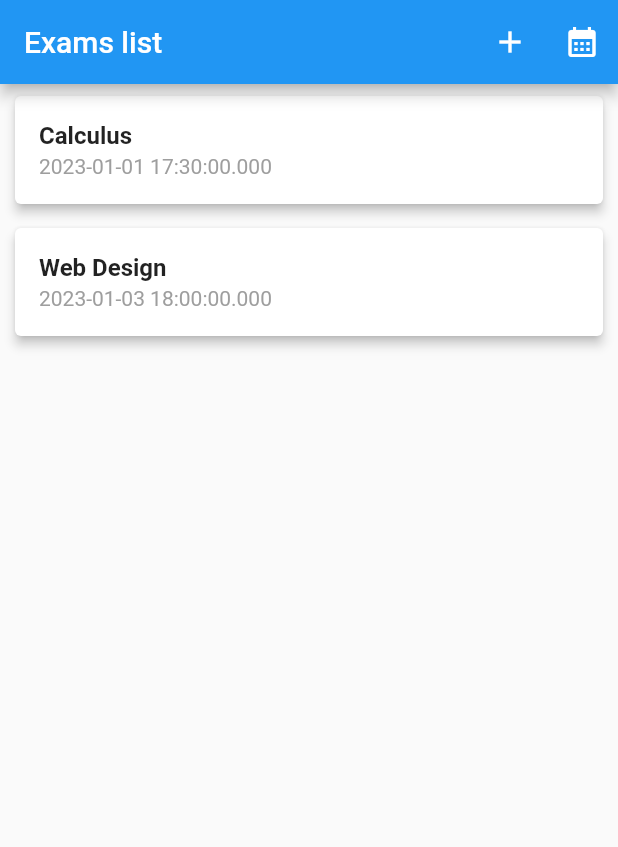
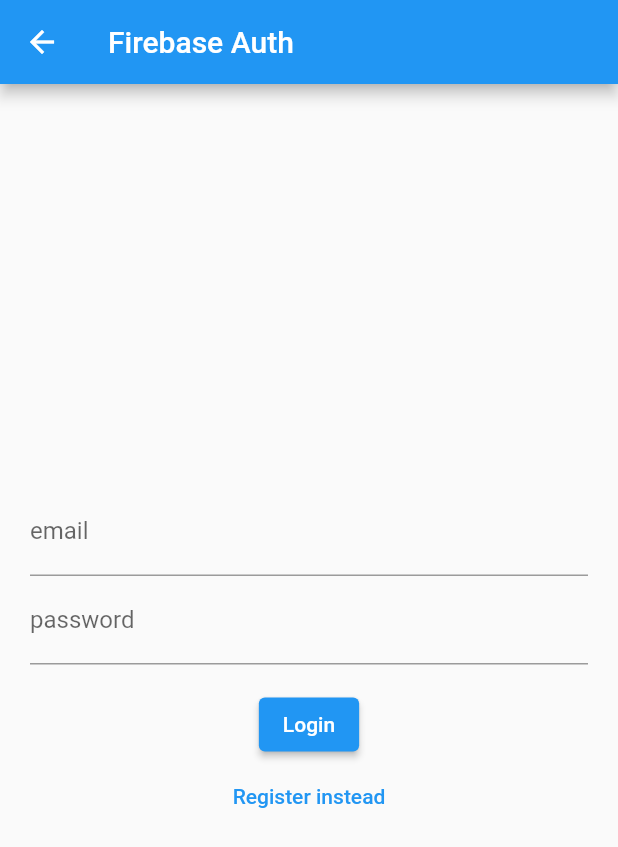
Before and after one commit to andrej286/Mis_Flutter_App, a Flutter app: the screen it shows after launch, on a phone screen of 412 x 824 dp. Shown: the top 847 px of the screen. Run offline on Flutter 3.47's test engine with Material 2 defaults, Android fonts, the phone set to English and light mode, and no system bars; our stand-ins replace date_field, firebase_auth, firebase_core, flutter_local_notifications, nanoid, table_calendar; accounts and stored records are empty.

Commit message:
Initial authentication setup * Integrated firebase authentication * Added the cannery components to the android app for the authentication setup * Created new screens for login, register and the home screen * Added a widget for containing the new pages

```diff
--- /dev/null
+++ b/lib/auth.dart
@@ -0,0 +1,39 @@
+import 'package:firebase_auth/firebase_auth.dart';
+
+class Auth {
+  final FirebaseAuth _firebaseAuth = FirebaseAuth.instance;
+
+  User? get currentUser => _firebaseAuth.currentUser;
+
+  Stream<User?> get authStateChanges => _firebaseAuth.authStateChanges();
+
+  Future<void> sendPasswordResetEmail({
+    required String email,
+  }) async {
+    await _firebaseAuth.sendPasswordResetEmail(email: email);
+  }
+
+  Future<void> signInWithEmailAndPassword({
+    required String email,
+    required String password,
+  }) async {
+    await _firebaseAuth.signInWithEmailAndPassword(
+      email: email,
+      password: password,
+    );
+  }
+
+  Future<void> createUserWithEmailAndPassword({
+    required String email,
+    required String password,
+  }) async {
+    await _firebaseAuth.createUserWithEmailAndPassword(
+      email: email,
+      password: password,
+    );
+  }
+
+  Future<void> signOut() async {
+    await _firebaseAuth.signOut();
+  }
+}
--- a/lib/main.dart
+++ b/lib/main.dart
@@ -8,10 +8,16 @@ import 'package:lab04/service/notificationService.dart';
 import 'model/exam_list_item.dart';
 import 'widget/new_exam.dart';
 
+import 'package:firebase_core/firebase_core.dart';
+import 'package:lab04/widget_tree.dart';
+
 final FlutterLocalNotificationsPlugin flutterLocalNotificationsPlugin =
 FlutterLocalNotificationsPlugin();
 
-void main() {
+
+Future<void> main() async {
+  WidgetsFlutterBinding.ensureInitialized();
+  await Firebase.initializeApp();
   runApp(const MyApp());
 }
 
@@ -28,8 +34,9 @@ class MyApp extends StatelessWidget {
       initialRoute: '/home',
       routes: {
         '/calendar': (context) => const CalendarScreen(),
-        '/home': (context) => const MyHomePage(),
+        '/home': (context) => const WidgetTree(),
       },
+      home: const WidgetTree(),
     );
   }
 }
--- /dev/null
+++ b/lib/screen/login_register_page.dart
@@ -0,0 +1,108 @@
+import 'package:flutter/material.dart';
+import 'package:firebase_auth/firebase_auth.dart';
+import 'package:lab04/auth.dart';
+
+class LoginPage extends StatefulWidget {
+  const LoginPage({Key? key}) : super(key: key);
+
+  @override
+  State<LoginPage> createState() => _LoginPageState();
+}
+
+class _LoginPageState extends State<LoginPage> {
+  String? errorMessage = '';
+  bool isLogin = true;
+
+  final TextEditingController _controllerEmail = TextEditingController();
+  final TextEditingController _controllerPassword = TextEditingController();
+
+  Future<void> signInWithEmailAndPassword() async {
+    try {
+      await Auth().signInWithEmailAndPassword(
+        email: _controllerEmail.text,
+        password: _controllerPassword.text,
+      );
+    } on FirebaseAuthException catch (e) {
+      setState(() {
+        errorMessage = e.message;
+      });
+    }
+  }
+
+  Future<void> createUserWithEmailAndPassword() async {
+    try {
+      await Auth().createUserWithEmailAndPassword(
+        email: _controllerEmail.text,
+        password: _controllerPassword.text,
+      );
+    } on FirebaseAuthException catch (e) {
+      setState(() {
+        errorMessage = e.message;
+      });
+    }
+  }
+
+  Widget _title() {
+    return const Text('Firebase Auth');
+  }
+
+  Widget _entryField(
+      String title,
+      TextEditingController controller,
+      ) {
+    return TextField(
+      controller: controller,
+      decoration: InputDecoration(
+        labelText: title,
+      ),
+    );
+  }
+
+  Widget _errorMessage() {
+    return Text(errorMessage == '' ? '' : 'Humm ? $errorMessage');
+  }
+
+  Widget _submitButton() {
+    return ElevatedButton(
+      onPressed:
+      isLogin ? signInWithEmailAndPassword : createUserWithEmailAndPassword,
+      child: Text(isLogin ? 'Login' : 'Register'),
+    );
+  }
+
+  Widget _loginOrRegisterButton() {
+    return TextButton(
+      onPressed: () {
+        setState(() {
+          isLogin = !isLogin;
+        });
+      },
+      child: Text(isLogin ? 'Register instead' : 'Login instead'),
+    );
+  }
+
+  @override
+  Widget build(BuildContext context) {
+    return Scaffold(
+      appBar: AppBar(
+        title: _title(),
+      ),
+      body: Container(
+        height: double.infinity,
+        width: double.infinity,
+        padding: const EdgeInsets.all(20),
+        child: Column(
+          crossAxisAlignment: CrossAxisAlignment.center,
+          mainAxisAlignment: MainAxisAlignment.center,
+          children: <Widget>[
+            _entryField('email', _controllerEmail),
+            _entryField('password', _controllerPassword),
+            _errorMessage(),
+            _submitButton(),
+            _loginOrRegisterButton(),
+          ],
+        ),
+      ),
+    );
+  }
+}
--- /dev/null
+++ b/lib/widget_tree.dart
@@ -0,0 +1,27 @@
+import 'package:flutter/material.dart';
+import 'package:lab04/screen/home_page.dart';
+import 'package:lab04/screen/login_register_page.dart';
+import 'package:lab04/auth.dart';
+
+class WidgetTree extends StatefulWidget {
+  const WidgetTree({Key? key}) : super(key: key);
+
+  @override
+  State<WidgetTree> createState() => _WidgetTreeState();
+}
+
+class _WidgetTreeState extends State<WidgetTree> {
+  @override
+  Widget build(BuildContext context) {
+    return StreamBuilder(
+      stream: Auth().authStateChanges,
+      builder: (context, snapshot) {
+        if (snapshot.hasData) {
+          return HomePage();
+        } else {
+          return const LoginPage();
+        }
+      },
+    );
+  }
+}
--- a/pubspec.yaml
+++ b/pubspec.yaml
@@ -32,6 +32,8 @@ dependencies:
   table_calendar: ^3.0.0
   date_field: ^3.0.0
   nanoid:
+  firebase_auth: ^4.2.3
+  firebase_core: ^2.4.0
   flutter:
     sdk: flutter
 
```
Also changed, not shown: lib/screen/home_page.dart (added, +50 -0 lines), pubspec.lock, 4 other files.
